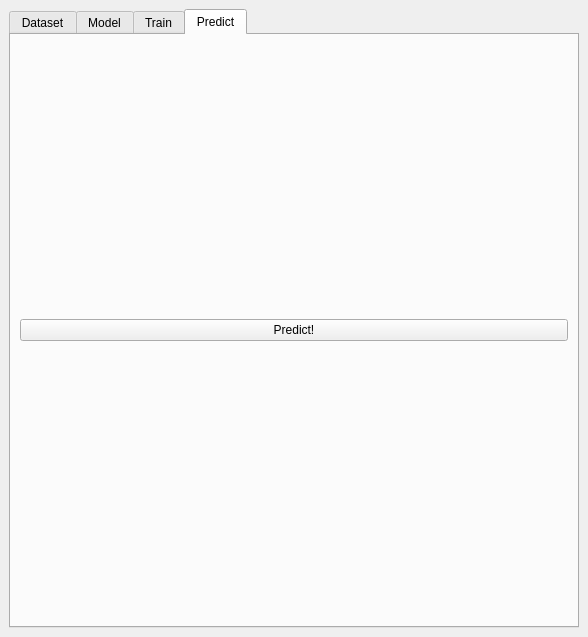
Old version of the form basicgui.ui in the repository annahessler/mlthesis.
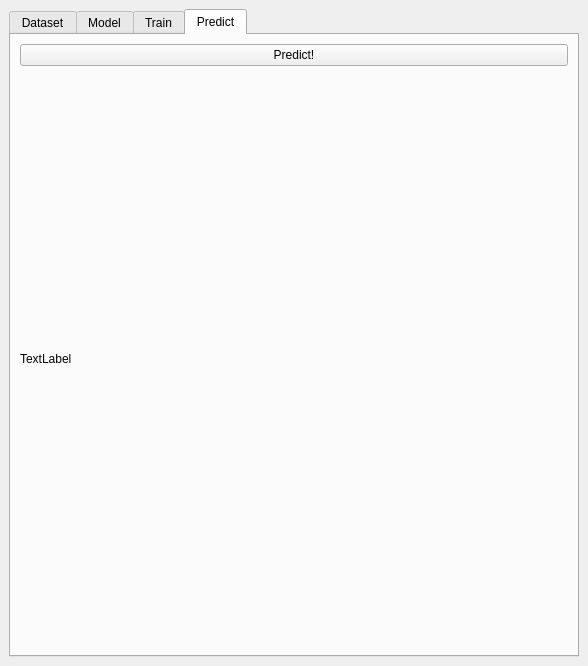
New version of the form. The open tabs and pages were chosen to show the change.

What changed in the file:
```diff
--- a/basicgui.ui
+++ b/basicgui.ui
@@ -11,7 +11,7 @@
     <x>0</x>
     <y>0</y>
     <width>588</width>
-    <height>637</height>
+    <height>666</height>
    </rect>
   </property>
   <property name="sizePolicy">
@@ -191,6 +191,13 @@
             </property>
            </widget>
           </item>
+          <item>
+           <widget class="QLabel" name="predictDisplay">
+            <property name="text">
+             <string>TextLabel</string>
+            </property>
+           </widget>
+          </item>
          </layout>
         </item>
        </layout>
```
Left out of the diff: 16 changed lines with no effect on the pictures.
